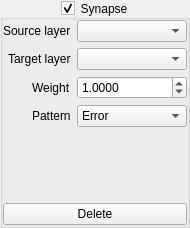
Qt form Neuron/SynapseConfig.ui (Skwint/Neuron) before a commit.
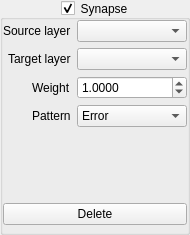
The same form after that commit.

Commit message: General bug fixing and tidying up. Remove colour option from layers (it got too weird with more complex neurons). Remove APPLY button and apply UI changes immediately.Simplify config GUI implementation. Add various bits of error checking. Add 3D view in stack form (each layer visible separately). Add test for saving/loading.

Patch:
```diff
--- a/Neuron/SynapseConfig.ui
+++ b/Neuron/SynapseConfig.ui
@@ -7,7 +7,7 @@
     <x>0</x>
     <y>0</y>
     <width>190</width>
-    <height>216</height>
+    <height>235</height>
    </rect>
   </property>
   <property name="windowTitle">
@@ -184,6 +184,19 @@
      </property>
     </widget>
    </item>
+   <item>
+    <spacer name="verticalSpacer">
+     <property name="orientation">
+      <enum>Qt::Vertical</enum>
+     </property>
+     <property name="sizeHint" stdset="0">
+      <size>
+       <width>20</width>
+       <height>40</height>
+      </size>
+     </property>
+    </spacer>
+   </item>
   </layout>
  </widget>
  <layoutdefault spacing="6" margin="11"/>
```
The commit also changes 67 other files.
